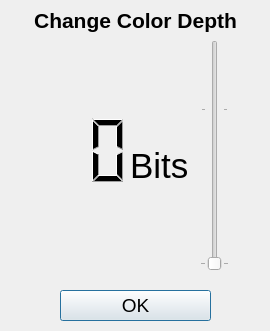
This is GUI/colordepthqwidget.ui in JianchengZh/learning-image-processing as Qt 5 draws it before an edit. The edited form follows.
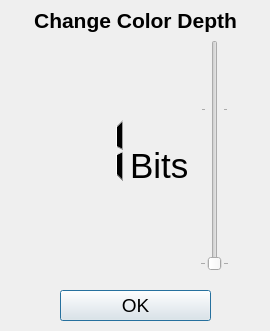
This is the edited form.

```diff
--- a/GUI/colordepthqwidget.ui
+++ b/GUI/colordepthqwidget.ui
@@ -57,6 +57,9 @@
    <property name="numDigits">
     <number>3</number>
    </property>
+   <property name="intValue" stdset="0">
+    <number>1</number>
+   </property>
   </widget>
   <widget class="QPushButton" name="pushButton">
    <property name="geometry">
```
